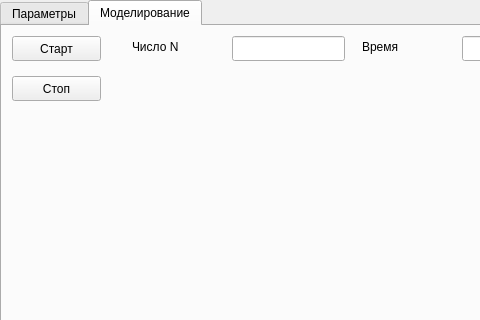
Before: the Qt Designer form mainwindow.ui in Yorick2014/SimQC, drawn with Qt 5; both pictures show x 0 to 480 and y 0 to 320 of the 954 by 497 pixel window.
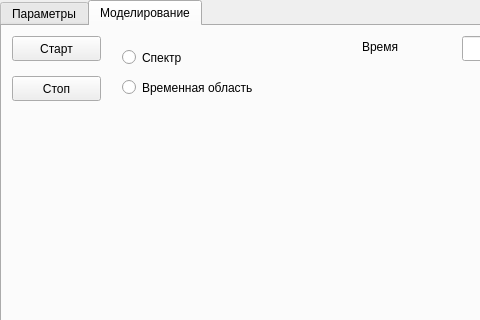
After: the same form once the commit is applied. The open tabs and pages were chosen to show the change. Custom widgets are drawn as their Qt base class.

```diff
--- a/mainwindow.ui
+++ b/mainwindow.ui
@@ -316,16 +316,6 @@
        <string>Множитель</string>
       </property>
      </widget>
-     <widget class="QLineEdit" name="lineEdit_6">
-      <property name="geometry">
-       <rect>
-        <x>230</x>
-        <y>10</y>
-        <width>113</width>
-        <height>25</height>
-       </rect>
-      </property>
-     </widget>
      <widget class="QPushButton" name="pushButton_Stop">
       <property name="geometry">
        <rect>
@@ -339,19 +329,6 @@
        <string>Стоп</string>
       </property>
      </widget>
-     <widget class="QLabel" name="label_6">
-      <property name="geometry">
-       <rect>
-        <x>130</x>
-        <y>10</y>
-        <width>71</width>
-        <height>21</height>
-       </rect>
-      </property>
-      <property name="text">
-       <string>Число N</string>
-      </property>
-     </widget>
      <widget class="QPushButton" name="pushButton_Start">
       <property name="geometry">
        <rect>
@@ -394,10 +371,36 @@
         <x>20</x>
         <y>110</y>
         <width>921</width>
-        <height>241</height>
+        <height>311</height>
        </rect>
       </property>
      </widget>
+     <widget class="QRadioButton" name="radioButton_spec">
+      <property name="geometry">
+       <rect>
+        <x>120</x>
+        <y>20</y>
+        <width>112</width>
+        <height>23</height>
+       </rect>
+      </property>
+      <property name="text">
+       <string>Спектр</string>
+      </property>
+     </widget>
+     <widget class="QRadioButton" name="radioButton_time">
+      <property name="geometry">
+       <rect>
+        <x>120</x>
+        <y>50</y>
+        <width>161</width>
+        <height>23</height>
+       </rect>
+      </property>
+      <property name="text">
+       <string>Временная область</string>
+      </property>
+     </widget>
     </widget>
    </widget>
   </widget>
```
Left out of the diff: 2 changed lines with no effect on the pictures.
